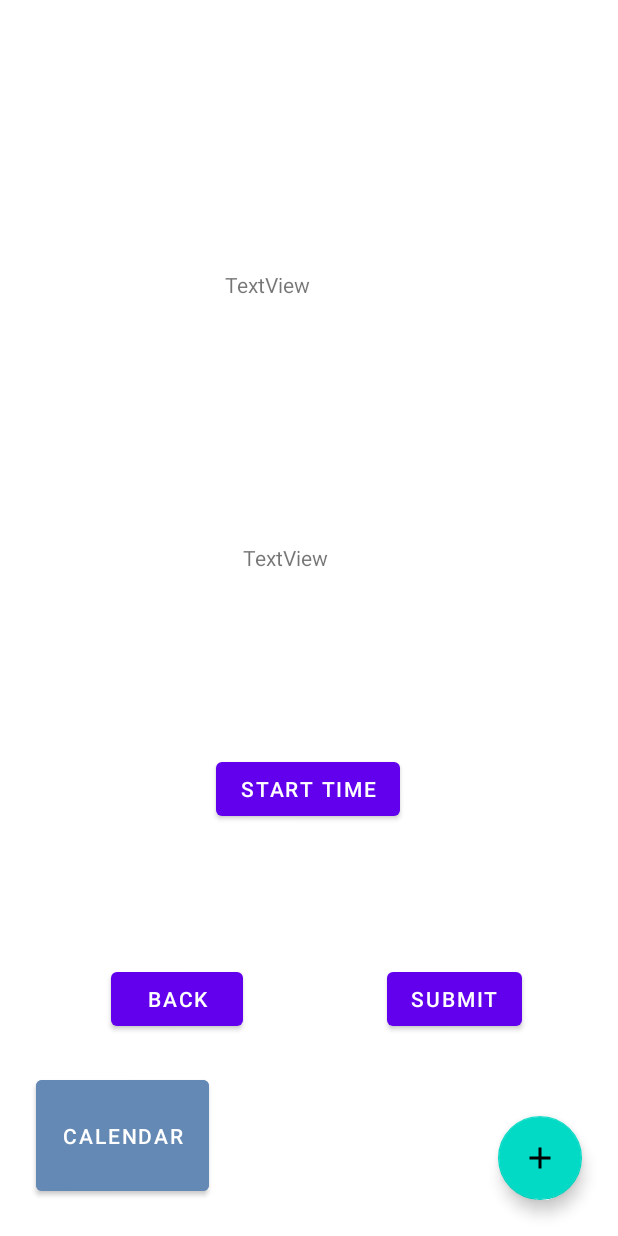
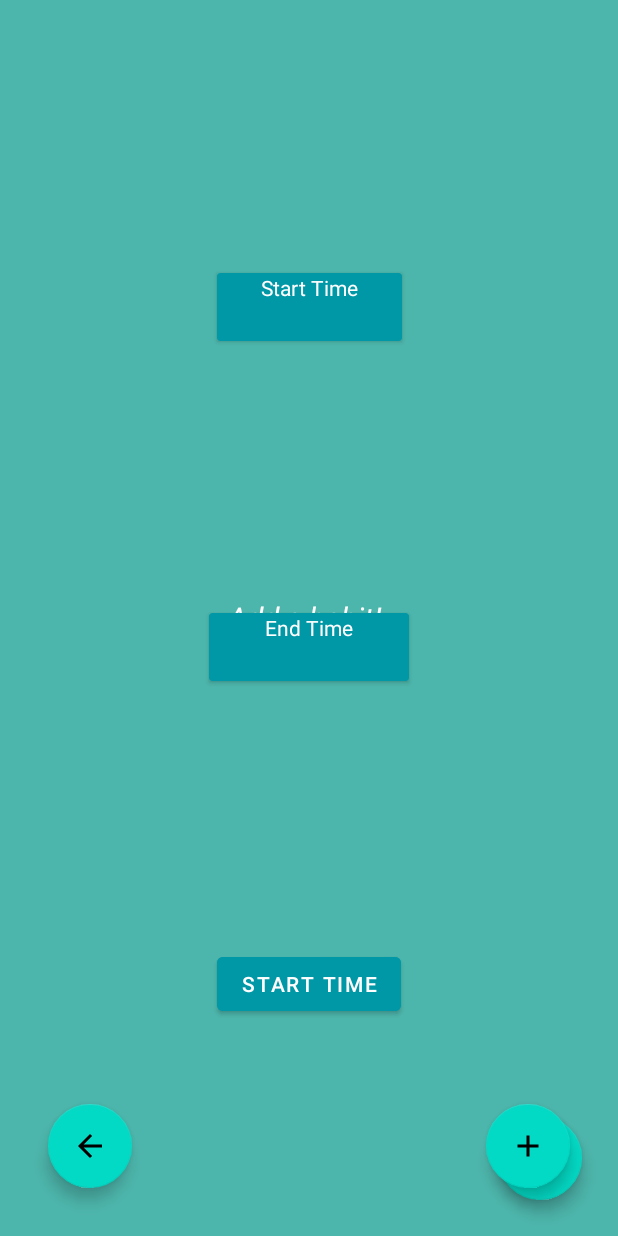
Before and after one commit to JustRudyRodriguez/Habit_Helper, an Android app: the fragment CreateEvent placed in its activity, on a phone screen of 412 x 824 dp. Run offline under Robolectric (Android 15) with nearby library versions, the phone set to English and light mode, and no system bars; our stand-ins replace Room's generated code, navigation-ui.

Commit message:
Added UI elements, fixed some bugs.

```diff
--- a/app/src/main/java/com/example/finalproject/frags/EventList.kt
+++ b/app/src/main/java/com/example/finalproject/frags/EventList.kt
@@ -64,6 +64,9 @@ class EventList : Fragment(R.layout.fragment_event_view) {
             val action = EventListDirections.actionEventViewToCreateEvent(args.GoalArg)
             findNavController().navigate(action)
         }
+        backToGoalbtn.setOnClickListener {
+            findNavController().navigate(EventListDirections.actionEventViewToGoalList())
+        }
 
     }
 
--- a/app/src/main/res/layout/activity_main.xml
+++ b/app/src/main/res/layout/activity_main.xml
@@ -3,10 +3,8 @@
     xmlns:app="http://schemas.android.com/apk/res-auto"
     xmlns:tools="http://schemas.android.com/tools"
     android:layout_width="match_parent"
-    android:layout_height="match_parent">
-
-
-
+    android:layout_height="match_parent"
+    android:background="#4DB6AC">
 
 
     <fragment
@@ -14,6 +12,7 @@
         android:name="androidx.navigation.fragment.NavHostFragment"
         android:layout_width="match_parent"
         android:layout_height="match_parent"
+        android:background="#009688"
         app:defaultNavHost="true"
         app:navGraph="@navigation/nav"
         tools:layout_editor_absoluteX="202dp"
--- a/app/src/main/res/layout/fragment_create_event.xml
+++ b/app/src/main/res/layout/fragment_create_event.xml
@@ -6,53 +6,90 @@
     android:layout_height="match_parent"
     tools:context="frags.CreateEvent">
 
-    <Button
+    <com.google.android.material.floatingactionbutton.FloatingActionButton
+        android:id="@+id/EventSubmit"
+        android:layout_width="wrap_content"
+        android:layout_height="wrap_content"
+        android:layout_alignParentEnd="true"
+        android:layout_alignParentBottom="true"
+        android:layout_marginEnd="32dp"
+        android:layout_marginBottom="32dp"
+        android:clickable="true"
+        android:src="@drawable/ic_baseline_add_24"
+        app:layout_constraintBottom_toBottomOf="parent"
+        app:layout_constraintEnd_toEndOf="parent" />
+
+    <com.google.android.material.floatingactionbutton.FloatingActionButton
         android:id="@+id/BackToEvent"
         android:layout_width="wrap_content"
         android:layout_height="wrap_content"
-        android:layout_marginEnd="96dp"
-        android:text="Back"
-        app:layout_constraintEnd_toStartOf="@+id/EventSubmit"
-        app:layout_constraintTop_toTopOf="@+id/EventSubmit" />
-
-    <Button
-        android:id="@+id/EventSubmit"
-        android:layout_width="wrap_content"
-        android:layout_height="wrap_content"
-        android:layout_marginTop="92dp"
-        android:layout_marginEnd="64dp"
-        android:text="Submit"
-        app:layout_constraintEnd_toEndOf="parent"
-        app:layout_constraintTop_toBottomOf="@+id/StartTimeBtn" />
+        android:layout_alignParentStart="true"
+        android:layout_alignParentBottom="true"
+        android:layout_marginStart="32dp"
+        android:layout_marginBottom="32dp"
+        android:clickable="true"
+        android:src="@drawable/abc_vector_test"
+        app:layout_constraintBottom_toBottomOf="parent"
+        app:layout_constraintStart_toStartOf="parent" />
 
     <Button
         android:id="@+id/StartTimeBtn"
         android:layout_width="wrap_content"
         android:layout_height="wrap_content"
-        android:layout_marginTop="108dp"
+        android:layout_marginBottom="144dp"
+        android:backgroundTint="#0097A7"
         android:text="Start Time"
+        app:layout_constraintBottom_toBottomOf="parent"
         app:layout_constraintEnd_toEndOf="parent"
-        app:layout_constraintHorizontal_bias="0.498"
+        app:layout_constraintStart_toStartOf="parent" />
+
+    <androidx.cardview.widget.CardView
+        android:id="@+id/cardView"
+        android:layout_width="133dp"
+        android:layout_height="45dp"
+        android:layout_marginBottom="178dp"
+        app:cardBackgroundColor="#0097A7"
+        app:layout_constraintBottom_toTopOf="@+id/StartTimeBtn"
+        app:layout_constraintEnd_toEndOf="parent"
+        app:layout_constraintStart_toStartOf="parent">
+
+        <FrameLayout
+            android:layout_width="match_parent"
+            android:layout_height="match_parent">
+
+            <TextView
+                android:id="@+id/tv_endTime"
+                android:layout_width="134dp"
+                android:layout_height="45dp"
+                android:text="End Time"
+                android:textAlignment="center"
+                android:textColor="#FFFFFF" />
+        </FrameLayout>
+
+    </androidx.cardview.widget.CardView>
+
+    <androidx.cardview.widget.CardView
+        android:layout_width="123dp"
+        android:layout_height="45dp"
+        app:cardBackgroundColor="#0097A7"
+        app:layout_constraintBottom_toTopOf="@+id/cardView"
+        app:layout_constraintEnd_toEndOf="parent"
         app:layout_constraintStart_toStartOf="parent"
-        app:layout_constraintTop_toBottomOf="@+id/tv_endTime" />
+        app:layout_constraintTop_toTopOf="parent">
 
-    <TextView
-        android:id="@+id/Tv_startTime"
-        android:layout_width="118dp"
-        android:layout_height="50dp"
-        android:layout_marginTop="180dp"
-        android:layout_marginEnd="144dp"
-        android:text="TextView"
-        app:layout_constraintEnd_toEndOf="parent"
-        app:layout_constraintTop_toTopOf="parent" />
+        <FrameLayout
+            android:layout_width="match_parent"
+            android:layout_height="match_parent">
 
-    <TextView
-        android:id="@+id/tv_endTime"
-        android:layout_width="90dp"
-        android:layout_height="32dp"
-        android:layout_marginTop="132dp"
-        android:layout_marginEnd="16dp"
-        android:text="TextView"
-        app:layout_constraintEnd_toEndOf="@+id/Tv_startTime"
-        app:layout_constraintTop_toBottomOf="@+id/Tv_startTime" />
+            <TextView
+                android:id="@+id/Tv_startTime"
+                android:layout_width="match_parent"
+                android:layout_height="match_parent"
+                android:text="Start Time"
+                android:textAlignment="center"
+                android:textColor="#FFFFFF" />
+        </FrameLayout>
+
+    </androidx.cardview.widget.CardView>
+
 </androidx.constraintlayout.widget.ConstraintLayout>
--- a/app/src/main/res/layout/fragment_goal_list.xml
+++ b/app/src/main/res/layout/fragment_goal_list.xml
@@ -35,21 +35,6 @@
         android:clickable="true"
         android:src="@drawable/ic_baseline_add_24" />
 
-    <Button
-        android:id="@+id/calendarButton"
-        android:layout_width="115dp"
-        android:layout_height="86dp"
-        android:layout_alignParentStart="true"
-        android:layout_alignParentBottom="true"
-
-        android:layout_marginStart="24dp"
-        android:layout_marginTop="24dp"
-        android:layout_marginEnd="24dp"
-        android:layout_marginBottom="24dp"
-        android:backgroundTint="#6589B5"
-        android:text="Calendar" />
-
-
 
     <TextView
         android:id="@+id/tv_emptyView"
```
Also changed, not shown: app/src/main/java/com/example/finalproject/Adapters/EventAdapter.kt (+4 -4 lines), app/src/main/java/com/example/finalproject/Calculations.kt (+23 -0 lines), app/src/main/java/com/example/finalproject/frags/CreateEvent.kt (+18 -9 lines), app/src/main/res/layout/erecycle.xml (+41 -27 lines), app/src/main/res/layout/fragment_event_view.xml (+11 -0 lines), app/src/main/res/layout/recycleritem.xml (+8 -8 lines).
